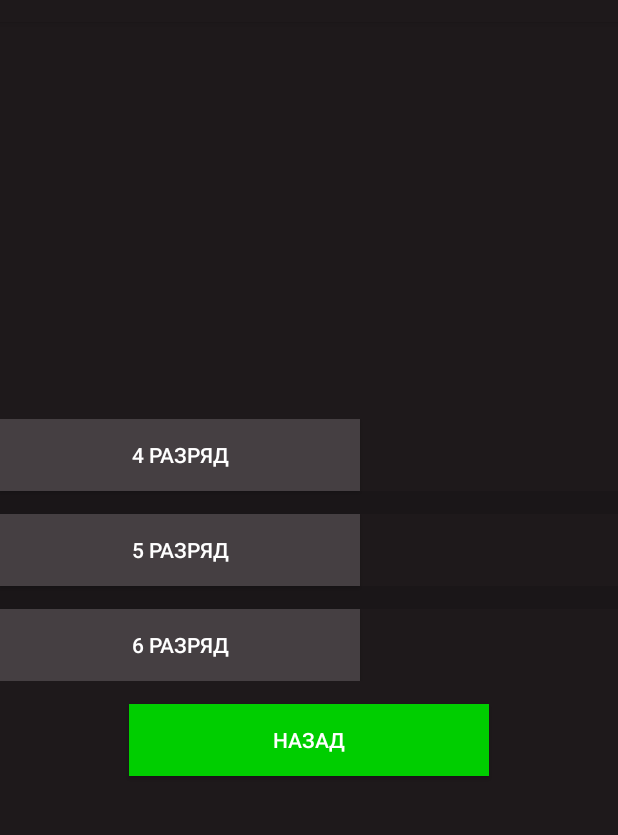
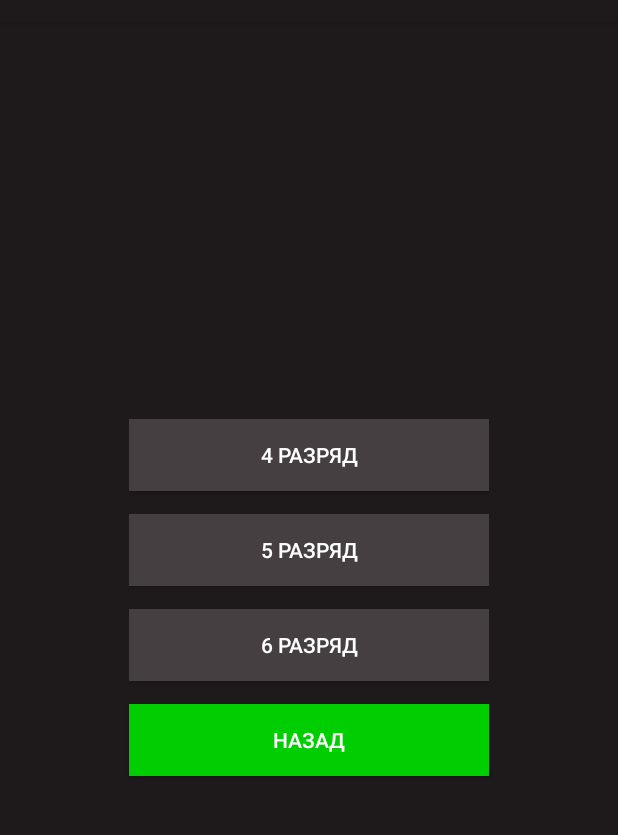
Before and after one commit to loskutovis/alliance-android, an Android app: the CategoryActivity screen opened directly, with no data from a screen before it, on a phone screen of 412 x 824 dp, the part 62-897 px from its top. Run offline under Robolectric (Android 15) with nearby library versions, the phone set to English and light mode, and no system bars.

Commit message:
RecyclerView + модели

```diff
--- a/app/build.gradle
+++ b/app/build.gradle
@@ -26,5 +26,6 @@ dependencies {
     })
     compile 'com.android.support:appcompat-v7:25.3.1'
     compile 'com.android.support.constraint:constraint-layout:1.0.2'
+    compile 'com.android.support:recyclerview-v7:25.3.1'
     testCompile 'junit:junit:4.12'
 }
--- a/app/src/main/java/is/loskutov/alliance/activities/CategoryActivity.java
+++ b/app/src/main/java/is/loskutov/alliance/activities/CategoryActivity.java
@@ -2,24 +2,25 @@ package is.loskutov.alliance.activities;
 
 import android.content.Intent;
 import android.os.Bundle;
-import android.support.v4.content.ContextCompat;
-import android.support.v4.util.ArrayMap;
 import android.support.v7.app.AppCompatActivity;
+import android.support.v7.widget.LinearLayoutManager;
+import android.support.v7.widget.RecyclerView;
 import android.view.View;
-import android.view.ViewGroup;
-import android.widget.ArrayAdapter;
 import android.widget.Button;
 import android.widget.LinearLayout;
-import android.widget.ListView;
+
+import java.util.ArrayList;
 
 import is.loskutov.alliance.R;
+import is.loskutov.alliance.models.Themes;
 import is.loskutov.alliance.system.Api;
 import is.loskutov.alliance.system.ApiResult;
+import is.loskutov.alliance.system.CategoryAdapter;
 
 public class CategoryActivity extends AppCompatActivity implements ApiResult {
     protected Button backButton;
     protected LinearLayout categoriesLayout;
-    protected ListView buttonsList;
+    protected RecyclerView buttonsList;
 
     @Override
     protected void onCreate(Bundle savedInstanceState) {
@@ -32,7 +33,7 @@ public class CategoryActivity extends AppCompatActivity implements ApiResult {
     protected void setViews() {
         backButton = (Button) findViewById(R.id.back_button);
         categoriesLayout = (LinearLayout) findViewById(R.id.categories_layout);
-        buttonsList = (ListView) findViewById(R.id.buttons_list);
+        buttonsList = (RecyclerView) findViewById(R.id.buttons_list);
 
         Intent intent = getIntent();
 
@@ -46,7 +47,7 @@ public class CategoryActivity extends AppCompatActivity implements ApiResult {
 
                 break;
             case MainActivity.THEMES:
-                Api api = new Api<Integer, String>(this);
+                Api api = new Api<>(this);
 
                 api.execute("getThemes");
 
@@ -68,20 +69,23 @@ public class CategoryActivity extends AppCompatActivity implements ApiResult {
     }
 
     @Override
-    public void processFinish(ArrayMap output) {
+    public void processFinish(ArrayList output) {
         String[] buttons = new String[output.size()];
 
         for (int i = 0; i < output.size(); i++) {
-            buttons[i] = output.valueAt(i).toString();
+            Themes theme = (Themes) output.get(i);
+
+            buttons[i] = theme.getName();
         }
 
         setButtonsList(buttons);
     }
 
     protected void setButtonsList(String[] buttons) {
-        ArrayAdapter<String> adapter = new ArrayAdapter<String>(this,
-                R.layout.buttons_list_item, buttons);
+        RecyclerView.LayoutManager layoutManager = new LinearLayoutManager(this);
+        CategoryAdapter adapter = new CategoryAdapter(buttons);
 
+        buttonsList.setLayoutManager(layoutManager);
         buttonsList.setAdapter(adapter);
     }
 }
--- a/app/src/main/java/is/loskutov/alliance/activities/MainActivity.java
+++ b/app/src/main/java/is/loskutov/alliance/activities/MainActivity.java
@@ -3,6 +3,7 @@ package is.loskutov.alliance.activities;
 import android.content.Intent;
 import android.support.v7.app.AppCompatActivity;
 import android.os.Bundle;
+import android.util.Log;
 import android.view.View;
 import android.widget.Button;
 
--- a/app/src/main/java/is/loskutov/alliance/system/ApiResult.java
+++ b/app/src/main/java/is/loskutov/alliance/system/ApiResult.java
@@ -2,6 +2,8 @@ package is.loskutov.alliance.system;
 
 import android.support.v4.util.ArrayMap;
 
+import java.util.ArrayList;
+
 public interface ApiResult<T, Q> {
-    void processFinish(ArrayMap<T, Q> output);
+    void processFinish(ArrayList output);
 }
--- /dev/null
+++ b/app/src/main/java/is/loskutov/alliance/system/CategoryAdapter.java
@@ -0,0 +1,50 @@
+package is.loskutov.alliance.system;
+
+import android.support.v7.widget.RecyclerView;
+import android.view.LayoutInflater;
+import android.view.View;
+import android.view.ViewGroup;
+import android.widget.Button;
+
+import is.loskutov.alliance.R;
+
+public class CategoryAdapter extends RecyclerView.Adapter<CategoryAdapter.ViewHolder> implements View.OnClickListener {
+
+    private String[] data;
+
+    class ViewHolder extends RecyclerView.ViewHolder {
+
+        Button button;
+
+        ViewHolder(View itemView) {
+            super(itemView);
+
+            button = (Button) itemView.findViewById(R.id.category_button);
+        }
+    }
+
+    public CategoryAdapter(String[] data) {
+        this.data = data;
+    }
+
+    @Override
+    public CategoryAdapter.ViewHolder onCreateViewHolder(ViewGroup parent, int viewType) {
+        View v = LayoutInflater.from(parent.getContext()).inflate(R.layout.buttons_list_item, parent, false);
+
+        return new ViewHolder(v);
+    }
+
+    @Override
+    public void onBindViewHolder(CategoryAdapter.ViewHolder holder, int position) {
+        holder.button.setText(data[position]);
+    }
+
+    @Override
+    public int getItemCount() {
+        return data.length;
+    }
+
+    @Override
+    public void onClick(View v) {
+    }
+}
--- a/app/src/main/res/layout/activity_category.xml
+++ b/app/src/main/res/layout/activity_category.xml
@@ -5,12 +5,11 @@
     style="@style/Layout"
     tools:context="is.loskutov.alliance.activities.CategoryActivity">
 
-    <ListView
+    <android.support.v7.widget.RecyclerView
         android:id="@+id/buttons_list"
-        android:layout_width="wrap_content"
+        android:layout_width="@dimen/button_width"
         android:layout_height="wrap_content"
-        android:dividerHeight="@dimen/button_margin_bottom"
-        android:layout_marginBottom="@dimen/button_margin_bottom"/>
+        android:scrollbars="vertical"/>
 
     <Button
         android:id="@+id/back_button"
--- /dev/null
+++ b/app/src/main/res/layout/activity_testing.xml
@@ -0,0 +1,6 @@
+<?xml version="1.0" encoding="utf-8"?>
+<LinearLayout xmlns:android="http://schemas.android.com/apk/res/android"
+    android:orientation="vertical" android:layout_width="match_parent"
+    android:layout_height="match_parent">
+
+</LinearLayout>
--- a/app/src/main/res/layout/buttons_list_item.xml
+++ b/app/src/main/res/layout/buttons_list_item.xml
@@ -1,3 +1,5 @@
 <?xml version="1.0" encoding="utf-8"?>
-<Button
-    style="@style/Button.DarkButton" />
+<Button xmlns:android="http://schemas.android.com/apk/res/android"
+    android:id="@+id/category_button"
+    style="@style/Button.DarkButton"
+    android:layout_marginBottom="@dimen/button_margin_bottom"/>
```
Also changed, not shown: app/src/main/java/is/loskutov/alliance/activities/TestingActivity.java (added, +14 -0 lines), app/src/main/java/is/loskutov/alliance/models/Questions.java (added, +75 -0 lines), app/src/main/java/is/loskutov/alliance/models/Testing.java (added, +7 -0 lines), app/src/main/java/is/loskutov/alliance/models/Themes.java (added, +22 -0 lines), app/src/main/java/is/loskutov/alliance/system/Api.java (+21 -11 lines).
